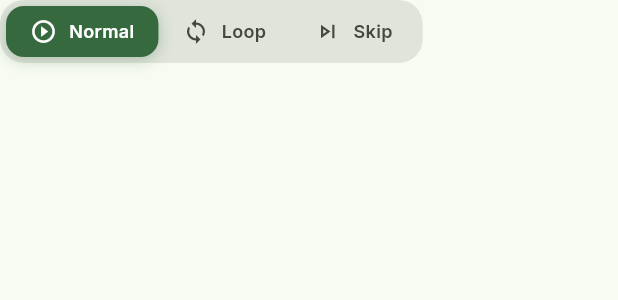
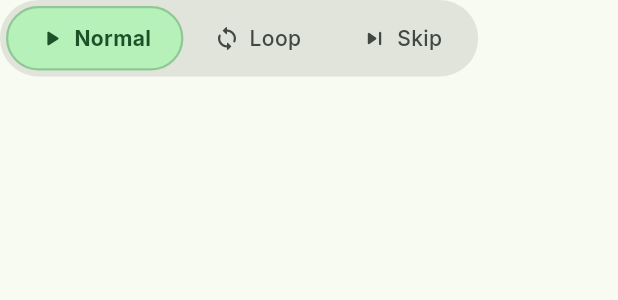
Before and after one commit to Mic-360/spotify_looper, a Flutter app: the ModeSelector widget shown alone on an empty page, opened directly, on a phone screen of 412 x 824 dp. Shown: the top 300 px of the screen. Run offline on Flutter 3.47's test engine with Material 3 defaults, Android fonts, the phone set to English and light mode, and no system bars; drawn by our look-alikes of dynamic_color; our stand-ins replace cached_network_image, flutter_riverpod, flutter_secure_storage, go_router, google_fonts; missing offline and left inert: dart:js_interop, flutter_web_auth_2; accounts and stored records are empty.

Commit message:
feat: iupdate miniplayer style and spacing

```diff
--- a/lib/widgets/mode_selector.dart
+++ b/lib/widgets/mode_selector.dart
@@ -11,10 +11,10 @@ class ModeSelector extends ConsumerWidget {
     final colorScheme = Theme.of(context).colorScheme;
 
     return Container(
-      padding: const EdgeInsets.symmetric(horizontal: 4, vertical: 4),
+      padding: const EdgeInsets.all(4),
       decoration: BoxDecoration(
         color: colorScheme.surfaceContainerHighest,
-        borderRadius: BorderRadius.circular(16),
+        borderRadius: BorderRadius.circular(100),
       ),
       child: Row(
         mainAxisSize: MainAxisSize.min,
@@ -23,7 +23,7 @@ class ModeSelector extends ConsumerWidget {
             context,
             ref,
             PlayerMode.normal,
-            Icons.play_circle_outline,
+            Icons.play_arrow_rounded,
             'Normal',
             playerState.mode == PlayerMode.normal,
           ),
@@ -31,7 +31,7 @@ class ModeSelector extends ConsumerWidget {
             context,
             ref,
             PlayerMode.loop,
-            Icons.loop,
+            Icons.loop_rounded,
             'Loop',
             playerState.mode == PlayerMode.loop,
           ),
@@ -39,7 +39,7 @@ class ModeSelector extends ConsumerWidget {
             context,
             ref,
             PlayerMode.skip,
-            Icons.skip_next_outlined,
+            Icons.skip_next_rounded,
             'Skip',
             playerState.mode == PlayerMode.skip,
           ),
@@ -58,53 +58,48 @@ class ModeSelector extends ConsumerWidget {
   ) {
     final colorScheme = Theme.of(context).colorScheme;
 
-    return AnimatedContainer(
-      duration: const Duration(milliseconds: 200),
-      child: Material(
-        color: Colors.transparent,
-        child: InkWell(
+    return GestureDetector(
       onTap: () => ref.read(playerProvider.notifier).setMode(mode),
-          borderRadius: BorderRadius.circular(12),
-          child: Container(
-            padding: const EdgeInsets.symmetric(horizontal: 16, vertical: 8),
+      child: AnimatedContainer(
+        duration: const Duration(milliseconds: 300),
+        curve: Curves.easeOutCubic,
+        padding: const EdgeInsets.symmetric(horizontal: 20, vertical: 10),
         decoration: BoxDecoration(
-              color: isSelected ? colorScheme.primary : Colors.transparent,
-              borderRadius: BorderRadius.circular(12),
-              boxShadow: isSelected
-                  ? [
-                      BoxShadow(
+          color: isSelected
+              ? colorScheme.primaryContainer
+              : Colors.transparent,
+          borderRadius: BorderRadius.circular(100),
+          border: isSelected
+              ? Border.all(
                   color: colorScheme.primary.withValues(alpha: 0.3),
-                        blurRadius: 8,
-                        offset: const Offset(0, 2),
-                      ),
-                    ]
+                  width: 1.5,
+                )
               : null,
         ),
         child: Row(
+          mainAxisSize: MainAxisSize.min,
           children: [
             Icon(
               icon,
               size: 18,
               color: isSelected
-                      ? colorScheme.onPrimary
+                  ? colorScheme.onPrimaryContainer
                   : colorScheme.onSurfaceVariant,
             ),
-                const SizedBox(width: 8),
+            const SizedBox(width: 6),
             Text(
               label,
               style: TextStyle(
-                    fontSize: 12,
-                    fontWeight: FontWeight.w600,
+                fontSize: 14,
+                fontWeight: isSelected ? FontWeight.w700 : FontWeight.w500,
                 color: isSelected
-                        ? colorScheme.onPrimary
+                    ? colorScheme.onPrimaryContainer
                     : colorScheme.onSurfaceVariant,
               ),
             ),
           ],
         ),
       ),
-        ),
-      ),
     );
   }
 }
```
Also changed, not shown: lib/widgets/player_controls.dart (+16 -8 lines). Lines whose indentation alone changed are shown as unchanged.
